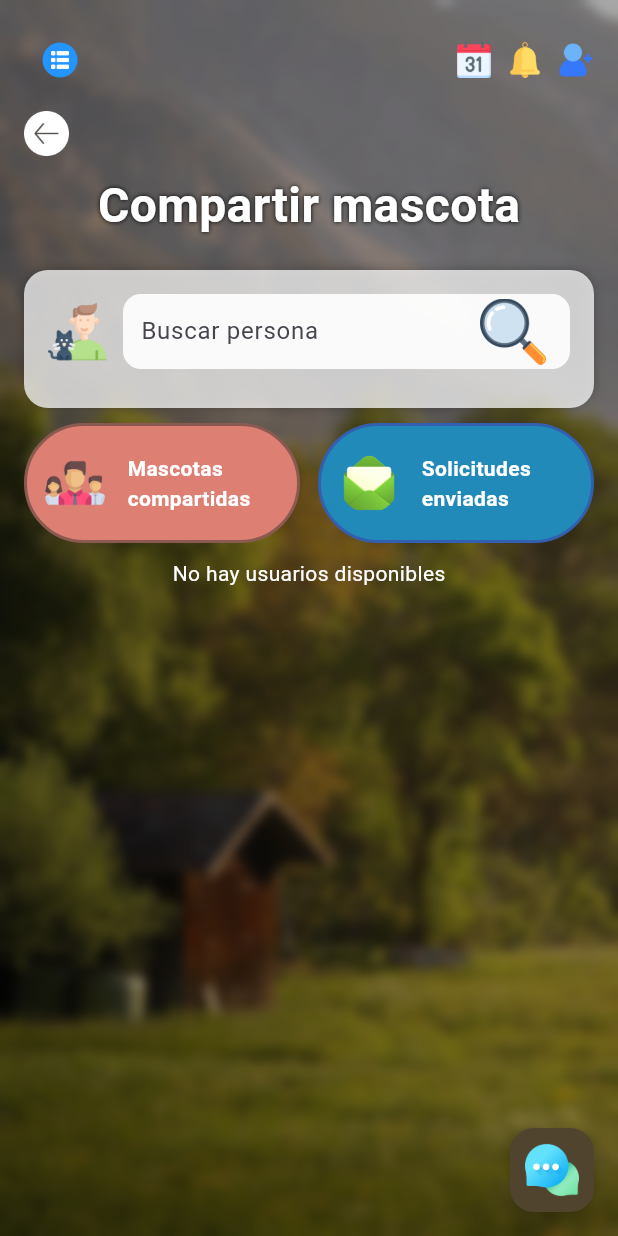
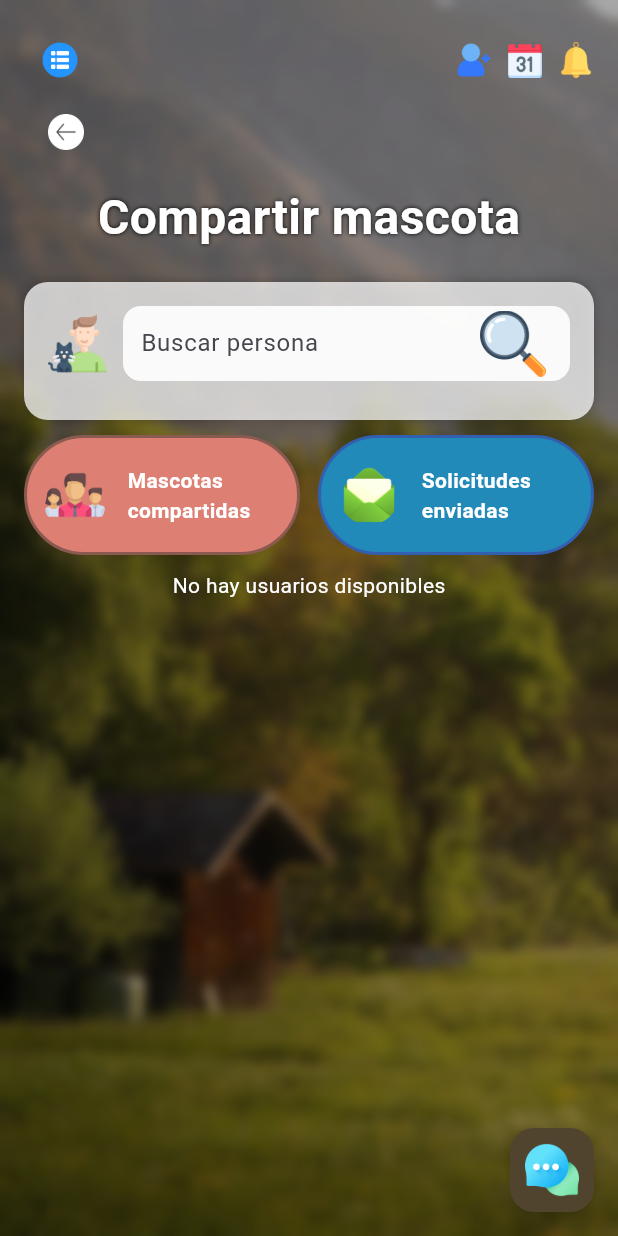
Before and after one commit to angelarome/App_Huellitas, a Flutter app: the ListVaciaCompartirScreen screen opened directly with empty values, on a phone screen of 412 x 824 dp. Run offline on Flutter 3.47's test engine with Material 3 defaults, Android fonts, the phone set to English and light mode, and no system bars; our stand-ins replace cloud_firestore, dropdown_button2, file_picker, firebase_core, firebase_messaging, flutter_map and 4 more; accounts and stored records are empty; network calls fail; project files that could hold a hidden picture were left out.

Commit message:
version organizada y completa

```diff
--- a/lib/screens/compartirmascota.dart
+++ b/lib/screens/compartirmascota.dart
@@ -5,6 +5,10 @@ import 'dart:convert';
 import 'package:dropdown_button2/dropdown_button2.dart';
 import 'solicitudes.dart';
 import 'mascotasCompartidas.dart';
+import 'compartirmascota.dart';
+import 'calendario.dart';
+import 'menu_lateral.dart';
+import 'interfazIA.dart';
 
 class ListVaciaCompartirScreen extends StatefulWidget {
   final int id_dueno;
@@ -33,6 +37,13 @@ class _ListVaciaCompartirScreen extends State<ListVaciaCompartirScreen> {
     _obtenerMascotas(); // Llamamos a la API apenas se abre la pantalla
   }
   bool cargando = true;
+
+  bool _menuAbierto = false;
+  void _toggleMenu() {
+    setState(() {
+      _menuAbierto = !_menuAbierto;
+    });
+  }
 
   final List<String> tiposRelacion = [
     "Mamá",
@@ -305,7 +316,12 @@ class _ListVaciaCompartirScreen extends State<ListVaciaCompartirScreen> {
       floatingActionButton: FloatingActionButton(
         backgroundColor: const Color.fromARGB(255, 81, 68, 46),
         onPressed: () {
-          // TODO: Acción de chat
+          Navigator.push(
+            context,
+            MaterialPageRoute(
+              builder: (context) => IaMascotasScreen(id_dueno: widget.id_dueno),
+            ),
+          );
         },
         child: Image.asset('assets/inteligent.png', width: 36, height: 36),
       ),
@@ -336,40 +352,7 @@ class _ListVaciaCompartirScreen extends State<ListVaciaCompartirScreen> {
               child: Column(
                 crossAxisAlignment: CrossAxisAlignment.start,
                 children: [
-                  // Encabezado con íconos
-                  Row(
-                    mainAxisAlignment: MainAxisAlignment.spaceBetween,
-                    children: [
-                      IconButton(
-                        icon: Image.asset('assets/Menu.png', width: 24, height: 24),
-                        onPressed: () {},
-                      ),
-                      Row(
-                        children: [
-                          Image.asset('assets/Calendr.png', width: 24, height: 24),
-                          const SizedBox(width: 10),
-                          Image.asset('assets/Campana.png', width: 24, height: 24),
-                          const SizedBox(width: 10),
-                          Image.asset('assets/Perfil.png', width: 24, height: 24),
-                        ],
-                      ),
-                    ],
-                  ),
-
-                  const SizedBox(height: 10),
-
-                  // Flecha debajo del menú
-                  Row(
-                    children: [
-                      Image.asset(
-                        'assets/devolver5.png',
-                        width: 30,
-                        height: 30,
-                        fit: BoxFit.contain,
-                      ),
-                    ],
-                  ),
-
+                  _barraSuperiorConAtras(context),
                   const SizedBox(height: 10),
 
                   // Título
@@ -638,10 +621,84 @@ class _ListVaciaCompartirScreen extends State<ListVaciaCompartirScreen> {
               ),
             ),
           ),
+          if (_menuAbierto)
+            MenuLateralAnimado(onCerrar: _toggleMenu, id: widget.id_dueno),
         ],
       ),
     );
   }
+
+  Widget _barraSuperior(BuildContext context) {
+    return Row(
+      mainAxisAlignment: MainAxisAlignment.spaceBetween,
+      children: [
+        IconButton(
+          icon: SizedBox(
+            width: 24,
+            height: 24,
+            child: Image.asset('assets/Menu.png'),
+          ),
+          onPressed: _toggleMenu,
+        ),
+        Row(
+          children: [
+            _iconoTop("assets/Perfil.png", () {
+              Navigator.push(
+                context,
+                MaterialPageRoute(
+                  builder: (context) => ListVaciaCompartirScreen(id_dueno: widget.id_dueno),
+                ),
+              );
+            }),
+            const SizedBox(width: 10),
+            _iconoTop("assets/Calendr.png", () {
+              Navigator.push(
+                context,
+                MaterialPageRoute(
+                  builder: (context) => CalendarioEventosScreen(id_dueno: widget.id_dueno),
+                ),
+              );
+            }),
+            const SizedBox(width: 10),
+            _iconoTop("assets/Campana.png", () {}),
+          ],
+        )
+
+
+      ],
+    );
+  }
+
+  Widget _iconoTop(String asset, VoidCallback onTap) {
+    return GestureDetector(
+      onTap: onTap,
+      child: SizedBox(width: 24, height: 24, child: Image.asset(asset)),
+    );
+  }
+
+  Widget _barraSuperiorConAtras(BuildContext context) {
+    return Column(
+    crossAxisAlignment: CrossAxisAlignment.start, // alinear a la izquierda
+    children: [
+      _barraSuperior(context), // tu barra original
+
+      // Tu botón de volver, justo debajo
+
+      Align(
+        alignment: Alignment.centerLeft,
+        child: Padding(
+          padding: const EdgeInsets.only(left: 4),
+          child: IconButton(
+            icon: Image.asset('assets/devolver5.png', width: 24, height: 24),
+            onPressed: () {
+              Navigator.pop(context);
+            },
+          ),
+        ),
+      ),
+    ],
+  );
+}
 
   Widget _tarjetaComentarios() {
   // Filtrar para que no aparezca tu propio usuario
```
Also changed, not shown: lib/screens/canasta.dart (+6 -1 lines).
